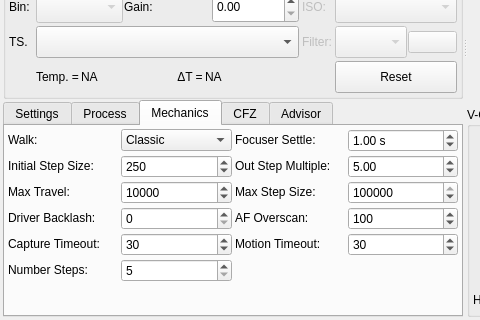
Before: the Qt Designer form kstars/ekos/focus/focus.ui in KDE/kstars, drawn with Qt 5; both pictures show x 0 to 480 and y 227 to 547 of the 886 by 547 pixel window.
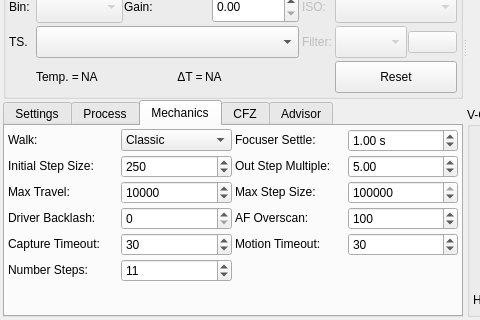
After: the same form once the commit is applied. The open tabs and pages were chosen to show the change. Icons and pictures are not drawn. Custom widgets are drawn as their Qt base class.

Commit message:
Draft: LIPPhase2Bugs7 : added missing widgets to kstars.kcfg
Added missing widgets to kstars.kcfg
Fixed 1 incorrect default in focus.ui
Fixed useWeights setting not being persisted.
Fixed Number Steps widget not displaying correctly under certain conditions.

```diff
--- a/kstars/ekos/focus/focus.ui
+++ b/kstars/ekos/focus/focus.ui
@@ -2591,6 +2591,9 @@
                <property name="maximum">
                 <number>20</number>
                </property>
+               <property name="value">
+                <number>11</number>
+               </property>
               </widget>
              </item>
             </layout>
```
Left out of the diff: 4 changed lines with no effect on the pictures. The commit also changes 2 other files.
